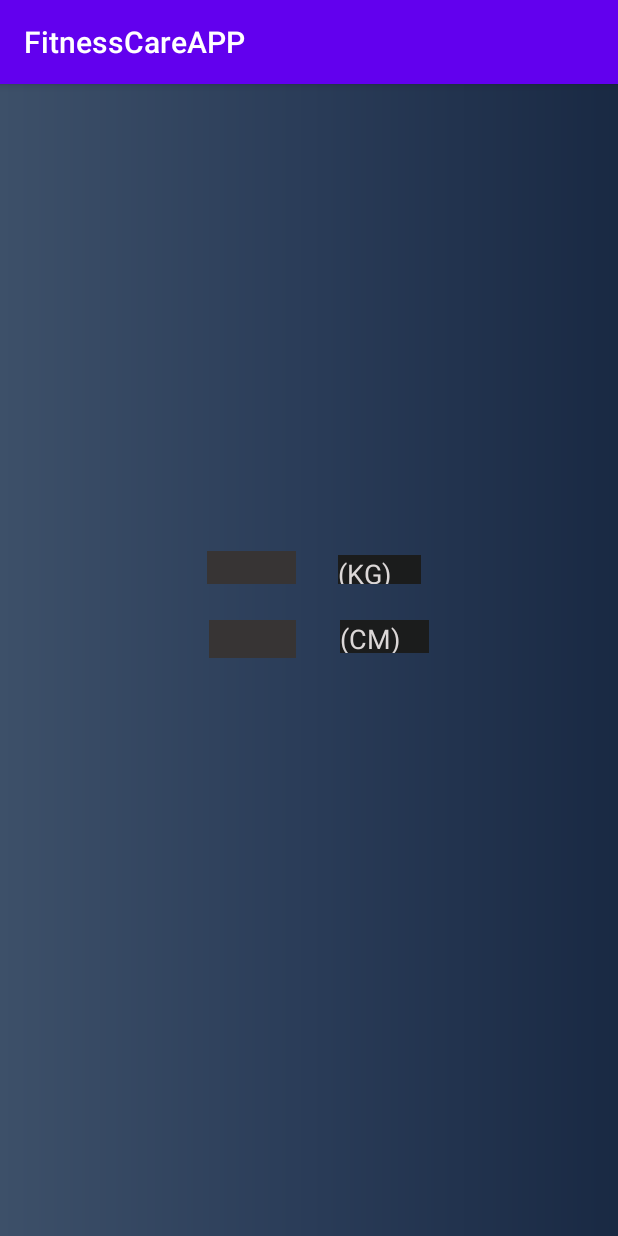
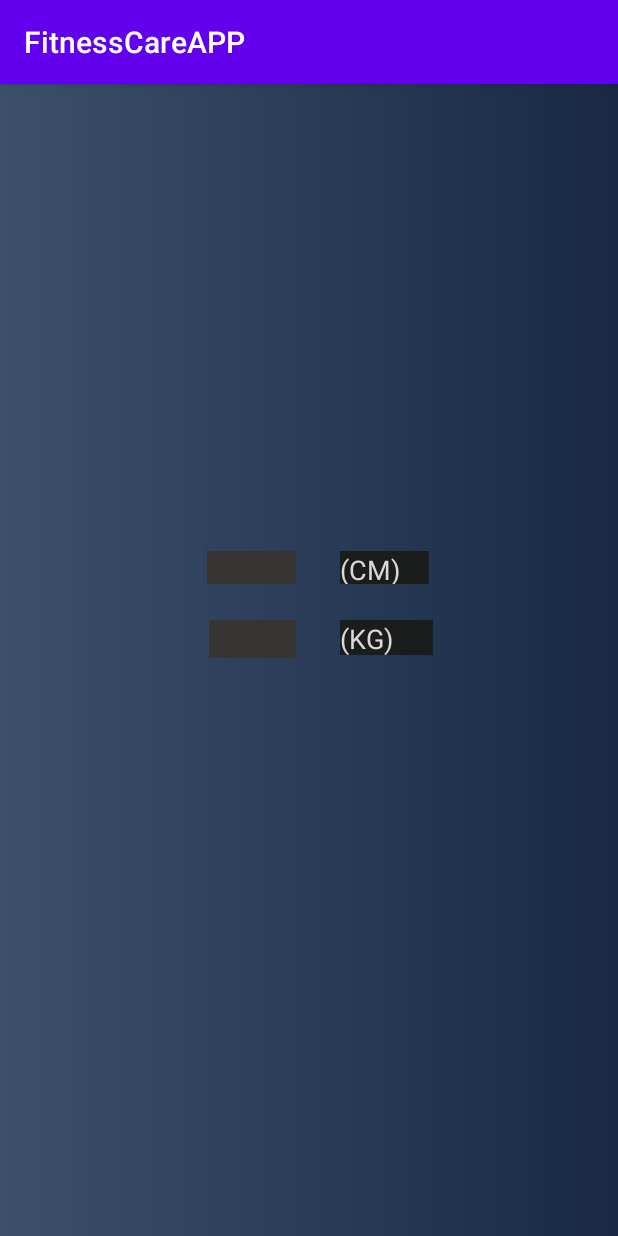
Before and after one commit to ushan1234/FitnessCareAPP, an Android app: the Report screen opened directly, with no data from a screen before it, on a phone screen of 412 x 824 dp. Run offline under Robolectric (Android 15) with nearby library versions, the phone set to English and light mode, and no system bars.

Commit message:
second page male

```diff
--- a/app/src/main/res/layout/activity_report.xml
+++ b/app/src/main/res/layout/activity_report.xml
@@ -103,12 +103,12 @@
         app:layout_constraintHorizontal_bias="0.642"
         app:layout_constraintStart_toStartOf="parent"
         app:layout_constraintTop_toTopOf="parent"
-        app:layout_constraintVertical_bias="0.479" />
+        app:layout_constraintVertical_bias="0.417" />
 
     <TextView
         android:id="@+id/textView7"
-        android:layout_width="55dp"
-        android:layout_height="19dp"
+        android:layout_width="62dp"
+        android:layout_height="23dp"
         android:layout_row="0"
         android:layout_column="0"
         android:background="#1B1C1C"
@@ -118,10 +118,10 @@
         android:textSize="18sp"
         app:layout_constraintBottom_toBottomOf="parent"
         app:layout_constraintEnd_toEndOf="parent"
-        app:layout_constraintHorizontal_bias="0.632"
+        app:layout_constraintHorizontal_bias="0.647"
         app:layout_constraintStart_toStartOf="parent"
         app:layout_constraintTop_toTopOf="parent"
-        app:layout_constraintVertical_bias="0.419" />
+        app:layout_constraintVertical_bias="0.48" />
 
     <TextView
         android:id="@+id/textView4"
```
Also changed, not shown: app/src/main/java/comtechnobyte/example/fitnesscareapp/MainActivity.java (deleted, +0 -20 lines), app/src/main/java/comtechnobyte/example/fitnesscareapp/Male.java (+7 -9 lines), app/src/main/res/layout/activity_main.xml (deleted, +0 -26 lines).
